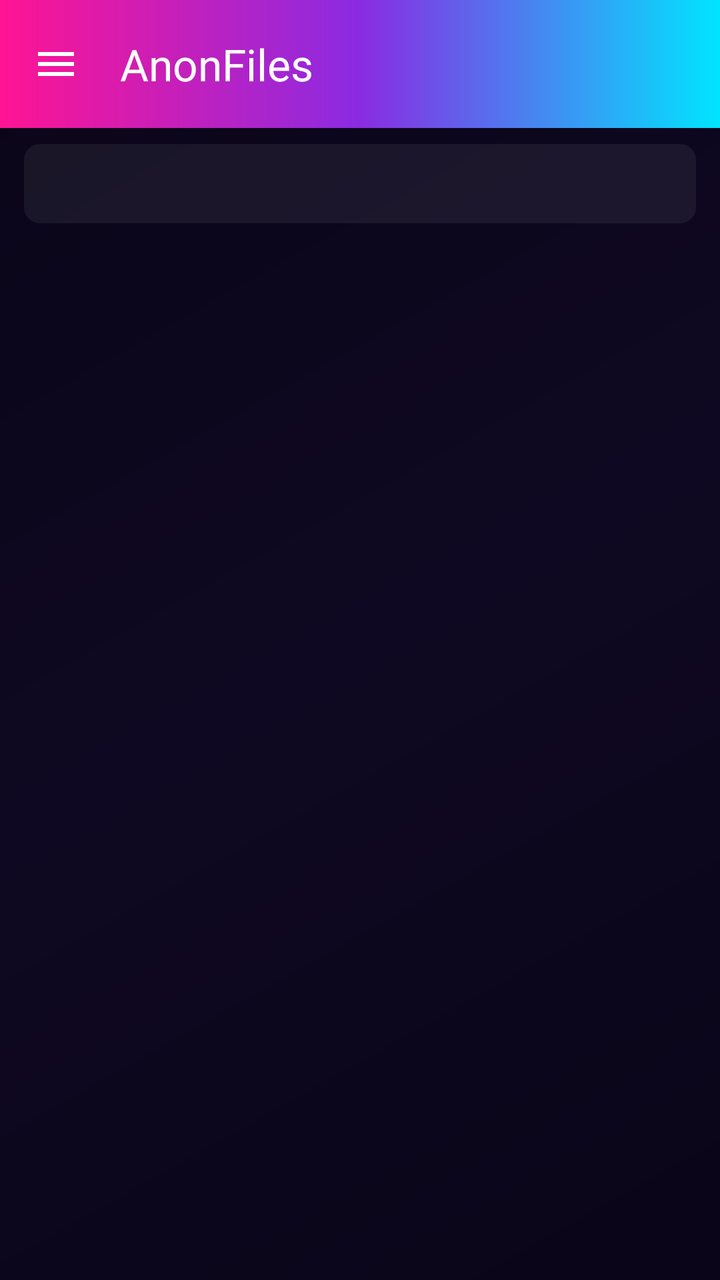
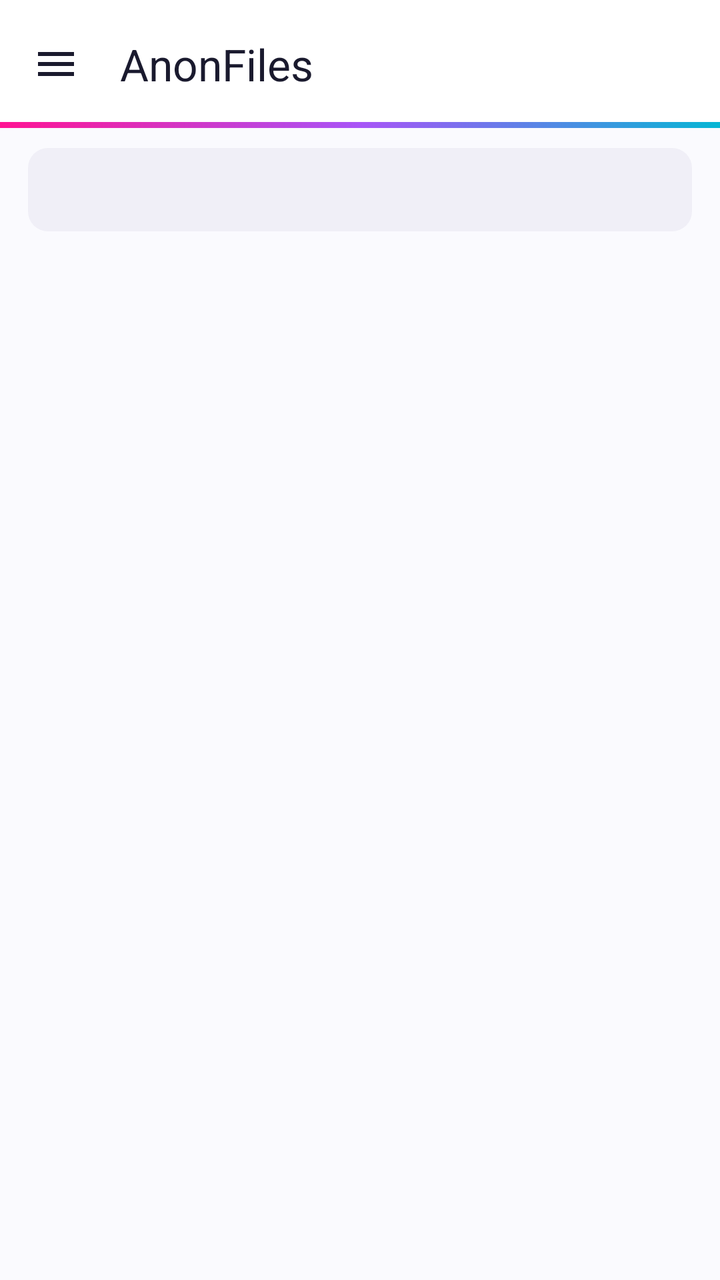

An Android layout rendered at two revisions. The XML below is the earlier revision; the diff shows what the commit changed to produce the second picture.
<!-- AndroidManifest.xml: application theme Theme.AnonFiles -->
<!-- res/layout/activity_main.xml -->
<?xml version="1.0" encoding="utf-8"?>
<androidx.drawerlayout.widget.DrawerLayout
    xmlns:android="http://schemas.android.com/apk/res/android"
    xmlns:app="http://schemas.android.com/apk/res-auto"
    android:id="@+id/drawerLayout"
    android:layout_width="match_parent"
    android:layout_height="match_parent"
    android:fitsSystemWindows="true">

    <LinearLayout
        android:layout_width="match_parent"
        android:layout_height="match_parent"
        android:orientation="vertical"
        android:background="@drawable/rainbow_bg">

        <com.google.android.material.appbar.MaterialToolbar
            android:id="@+id/toolbar"
            android:layout_width="match_parent"
            android:layout_height="?attr/actionBarSize"
            android:background="@drawable/rainbow_bar"
            app:navigationIcon="@drawable/ic_menu_hamburger"
            app:title="AnonFiles"
            app:titleTextColor="#FFFFFF"
            app:subtitleTextColor="#D0FFFFFF"
            app:titleTextAppearance="@style/TextAppearance.Material3.TitleLarge"
            app:subtitleTextAppearance="@style/TextAppearance.Material3.BodySmall" />

        <TextView
            android:id="@+id/permStatus"
            android:layout_width="wrap_content"
            android:layout_height="wrap_content"
            android:layout_marginStart="16dp"
            android:layout_marginTop="10dp"
            android:layout_marginEnd="16dp"
            android:paddingStart="14dp"
            android:paddingTop="7dp"
            android:paddingEnd="14dp"
            android:paddingBottom="7dp"
            android:textSize="12sp"
            android:textStyle="bold"
            android:textColor="#FFC7E8"
            android:background="@drawable/status_chip"
            android:visibility="gone"
            tools:visibility="visible"
            xmlns:tools="http://schemas.android.com/tools" />

        <TextView
            android:id="@+id/pathText"
            android:layout_width="match_parent"
            android:layout_height="wrap_content"
            android:layout_marginStart="12dp"
            android:layout_marginTop="8dp"
            android:layout_marginEnd="12dp"
            android:layout_marginBottom="4dp"
            android:paddingStart="14dp"
            android:paddingTop="11dp"
            android:paddingEnd="14dp"
            android:paddingBottom="11dp"
            android:textSize="13sp"
            android:letterSpacing="0.02"
            android:background="@drawable/path_bar"
            android:textColor="#E8D4FF"
            android:maxLines="1"
            android:ellipsize="middle" />

        <androidx.recyclerview.widget.RecyclerView
            android:id="@+id/recycler"
            android:layout_width="match_parent"
            android:layout_height="0dp"
            android:layout_weight="1"
            android:paddingStart="8dp"
            android:paddingTop="4dp"
            android:paddingEnd="8dp"
            android:clipToPadding="false"
            android:paddingBottom="24dp" />
    </LinearLayout>

    <com.google.android.material.navigation.NavigationView
        android:id="@+id/navView"
        android:layout_width="wrap_content"
        android:layout_height="match_parent"
        android:layout_gravity="start"
        android:background="#0F0524"
        app:headerLayout="@layout/drawer_header"
        app:menu="@menu/drawer_menu"
        app:itemIconTint="#FF6EC7"
        app:itemTextColor="#FFFFFF" />
</androidx.drawerlayout.widget.DrawerLayout>
<!-- res/layout/drawer_header.xml (included above) -->
<?xml version="1.0" encoding="utf-8"?>
<LinearLayout xmlns:android="http://schemas.android.com/apk/res/android"
    android:layout_width="match_parent"
    android:layout_height="wrap_content"
    android:orientation="vertical"
    android:padding="24dp"
    android:background="@drawable/rainbow_bar">
    <TextView android:layout_width="wrap_content" android:layout_height="wrap_content"
        android:text="AnonFiles ✦" android:textColor="#FFFFFF"
        android:textSize="22sp" android:textStyle="bold"/>
    <TextView android:layout_width="wrap_content" android:layout_height="wrap_content"
        android:text="Rainbow File Manager v1.1" android:textColor="#E0FFFFFF"
        android:textSize="12sp" android:layout_marginTop="6dp"/>
</LinearLayout>
<!-- resources referenced by this layout -->
<resources>
  <!-- drawable ic_menu_hamburger (drawable) -->
  <?xml version="1.0" encoding="utf-8"?>
  <vector xmlns:android="http://schemas.android.com/apk/res/android"
      android:width="24dp" android:height="24dp"
      android:viewportWidth="24" android:viewportHeight="24"
      android:tint="#FFFFFF">
      <path android:fillColor="@android:color/white"
          android:pathData="M3,6h18v2H3zM3,11h18v2H3zM3,16h18v2H3z"/>
  </vector>
  <!-- drawable path_bar (drawable) -->
  <?xml version="1.0" encoding="utf-8"?>
  <shape xmlns:android="http://schemas.android.com/apk/res/android">
      <solid android:color="#10FFFFFF" />
      <corners android:radius="8dp" />
  </shape>
  <!-- drawable rainbow_bar (drawable) -->
  <?xml version="1.0" encoding="utf-8"?>
  <shape xmlns:android="http://schemas.android.com/apk/res/android">
      <gradient android:angle="0"
          android:startColor="#FF1493"
          android:centerColor="#8A2BE2"
          android:endColor="#00E5FF"
          android:type="linear" />
  </shape>
  <!-- drawable rainbow_bg (drawable) -->
  <?xml version="1.0" encoding="utf-8"?>
  <shape xmlns:android="http://schemas.android.com/apk/res/android">
      <gradient android:angle="135"
          android:startColor="#0A0518"
          android:centerColor="#0F0822"
          android:endColor="#0A0518"
          android:type="linear" />
  </shape>
  <!-- drawable status_chip (drawable) -->
  <?xml version="1.0" encoding="utf-8"?>
  <shape xmlns:android="http://schemas.android.com/apk/res/android">
      <solid android:color="#33FF6EC7" />
      <corners android:radius="20dp" />
      <stroke android:width="1dp" android:color="#80FF6EC7" />
  </shape>
  <style name="Theme.AnonFiles" parent="Theme.Material3.Dark.NoActionBar">
          <item name="android:statusBarColor">#0A0518</item>
          <item name="android:navigationBarColor">#0A0518</item>
          <item name="android:windowLightStatusBar">false</item>
          <item name="colorPrimary">#FF6EC7</item>
          <item name="colorSecondary">#6EE7FF</item>
          <item name="colorOnPrimary">#FFFFFF</item>
      </style>
</resources>

<!-- the commit's change to res/layout/activity_main.xml (unified diff, before → after) -->
@@ -4,13 +4,13 @@
     xmlns:app="http://schemas.android.com/apk/res-auto"
     android:id="@+id/drawerLayout"
     android:layout_width="match_parent"
-    android:layout_height="match_parent"
-    android:fitsSystemWindows="true">
+    android:layout_height="match_parent">
 
     <LinearLayout
         android:layout_width="match_parent"
         android:layout_height="match_parent"
         android:orientation="vertical"
+        android:fitsSystemWindows="true"
         android:background="@drawable/rainbow_bg">
 
         <com.google.android.material.appbar.MaterialToolbar
@@ -18,12 +18,11 @@
             android:layout_width="match_parent"
             android:layout_height="?attr/actionBarSize"
             android:background="@drawable/rainbow_bar"
+            android:elevation="0dp"
             app:navigationIcon="@drawable/ic_menu_hamburger"
             app:title="AnonFiles"
-            app:titleTextColor="#FFFFFF"
-            app:subtitleTextColor="#D0FFFFFF"
-            app:titleTextAppearance="@style/TextAppearance.Material3.TitleLarge"
-            app:subtitleTextAppearance="@style/TextAppearance.Material3.BodySmall" />
+            app:titleTextColor="#1A1A2E"
+            app:subtitleTextColor="#666680" />
 
         <TextView
             android:id="@+id/permStatus"
@@ -38,28 +37,26 @@
             android:paddingBottom="7dp"
             android:textSize="12sp"
             android:textStyle="bold"
-            android:textColor="#FFC7E8"
+            android:textColor="#FF1493"
             android:background="@drawable/status_chip"
-            android:visibility="gone"
-            tools:visibility="visible"
-            xmlns:tools="http://schemas.android.com/tools" />
+            android:visibility="gone" />
 
         <TextView
             android:id="@+id/pathText"
             android:layout_width="match_parent"
             android:layout_height="wrap_content"
-            android:layout_marginStart="12dp"
-            android:layout_marginTop="8dp"
-            android:layout_marginEnd="12dp"
-            android:layout_marginBottom="4dp"
-            android:paddingStart="14dp"
-            android:paddingTop="11dp"
-            android:paddingEnd="14dp"
-            android:paddingBottom="11dp"
+            android:layout_marginStart="14dp"
+            android:layout_marginTop="10dp"
+            android:layout_marginEnd="14dp"
+            android:layout_marginBottom="6dp"
+            android:paddingStart="16dp"
+            android:paddingTop="12dp"
+            android:paddingEnd="16dp"
+            android:paddingBottom="12dp"
             android:textSize="13sp"
-            android:letterSpacing="0.02"
+            android:letterSpacing="0.01"
             android:background="@drawable/path_bar"
-            android:textColor="#E8D4FF"
+            android:textColor="#3A3A5C"
             android:maxLines="1"
             android:ellipsize="middle" />
 
@@ -68,9 +65,9 @@
             android:layout_width="match_parent"
             android:layout_height="0dp"
             android:layout_weight="1"
-            android:paddingStart="8dp"
+            android:paddingStart="6dp"
             android:paddingTop="4dp"
-            android:paddingEnd="8dp"
+            android:paddingEnd="6dp"
             android:clipToPadding="false"
             android:paddingBottom="24dp" />
     </LinearLayout>
@@ -80,11 +77,12 @@
         android:layout_width="wrap_content"
         android:layout_height="match_parent"
         android:layout_gravity="start"
-        android:background="#0F0524"
+        android:fitsSystemWindows="true"
+        android:background="#FFFFFF"
         app:headerLayout="@layout/drawer_header"
         app:menu="@menu/drawer_menu"
-        app:itemIconTint="#FF6EC7"
-        app:itemTextColor="#FFFFFF" />
+        app:itemIconTint="#FF1493"
+        app:itemTextColor="#1A1A2E" />
 </androidx.drawerlayout.widget.DrawerLayout>
 <!-- res/layout/drawer_header.xml (included above) -->
 <?xml version="1.0" encoding="utf-8"?>
@@ -95,9 +93,9 @@
     android:padding="24dp"
     android:background="@drawable/rainbow_bar">
     <TextView android:layout_width="wrap_content" android:layout_height="wrap_content"
-        android:text="AnonFiles ✦" android:textColor="#FFFFFF"
+        android:text="AnonFiles" android:textColor="#1A1A2E"
         android:textSize="22sp" android:textStyle="bold"/>
     <TextView android:layout_width="wrap_content" android:layout_height="wrap_content"
-        android:text="Rainbow File Manager v1.1" android:textColor="#E0FFFFFF"
+        android:text="Rainbow File Manager v1.2" android:textColor="#666680"
         android:textSize="12sp" android:layout_marginTop="6dp"/>
 </LinearLayout>
<!-- resource entries referenced after the edit -->
@@ -5,48 +5,53 @@
   <vector xmlns:android="http://schemas.android.com/apk/res/android"
       android:width="24dp" android:height="24dp"
       android:viewportWidth="24" android:viewportHeight="24"
-      android:tint="#FFFFFF">
+      android:tint="#1A1A2E">
       <path android:fillColor="@android:color/white"
           android:pathData="M3,6h18v2H3zM3,11h18v2H3zM3,16h18v2H3z"/>
   </vector>
   <!-- drawable path_bar (drawable) -->
   <?xml version="1.0" encoding="utf-8"?>
   <shape xmlns:android="http://schemas.android.com/apk/res/android">
-      <solid android:color="#10FFFFFF" />
-      <corners android:radius="8dp" />
+      <solid android:color="#F0EFF7" />
+      <corners android:radius="10dp" />
   </shape>
   <!-- drawable rainbow_bar (drawable) -->
   <?xml version="1.0" encoding="utf-8"?>
-  <shape xmlns:android="http://schemas.android.com/apk/res/android">
-      <gradient android:angle="0"
-          android:startColor="#FF1493"
-          android:centerColor="#8A2BE2"
-          android:endColor="#00E5FF"
-          android:type="linear" />
-  </shape>
+  <layer-list xmlns:android="http://schemas.android.com/apk/res/android">
+      <item>
+          <shape><solid android:color="#FFFFFF" /></shape>
+      </item>
+      <item android:gravity="bottom" android:height="3dp">
+          <shape>
+              <gradient android:angle="0"
+                  android:startColor="#FF1493"
+                  android:centerColor="#A855F7"
+                  android:endColor="#06B6D4"
+                  android:type="linear" />
+          </shape>
+      </item>
+  </layer-list>
   <!-- drawable rainbow_bg (drawable) -->
   <?xml version="1.0" encoding="utf-8"?>
   <shape xmlns:android="http://schemas.android.com/apk/res/android">
-      <gradient android:angle="135"
-          android:startColor="#0A0518"
-          android:centerColor="#0F0822"
-          android:endColor="#0A0518"
-          android:type="linear" />
+      <solid android:color="#FAFAFE" />
   </shape>
   <!-- drawable status_chip (drawable) -->
   <?xml version="1.0" encoding="utf-8"?>
   <shape xmlns:android="http://schemas.android.com/apk/res/android">
-      <solid android:color="#33FF6EC7" />
+      <solid android:color="#FFE4F0" />
       <corners android:radius="20dp" />
-      <stroke android:width="1dp" android:color="#80FF6EC7" />
+      <stroke android:width="1dp" android:color="#FF1493" />
   </shape>
-  <style name="Theme.AnonFiles" parent="Theme.Material3.Dark.NoActionBar">
-          <item name="android:statusBarColor">#0A0518</item>
-          <item name="android:navigationBarColor">#0A0518</item>
-          <item name="android:windowLightStatusBar">false</item>
-          <item name="colorPrimary">#FF6EC7</item>
-          <item name="colorSecondary">#6EE7FF</item>
+  <style name="Theme.AnonFiles" parent="Theme.Material3.Light.NoActionBar">
+          <item name="android:statusBarColor">#FFFFFF</item>
+          <item name="android:navigationBarColor">#FFFFFF</item>
+          <item name="android:windowLightStatusBar">true</item>
+          <item name="android:windowLightNavigationBar">true</item>
+          <item name="colorPrimary">#FF1493</item>
+          <item name="colorSecondary">#A855F7</item>
           <item name="colorOnPrimary">#FFFFFF</item>
+          <item name="android:windowBackground">#FAFAFE</item>
       </style>
 </resources>
 
